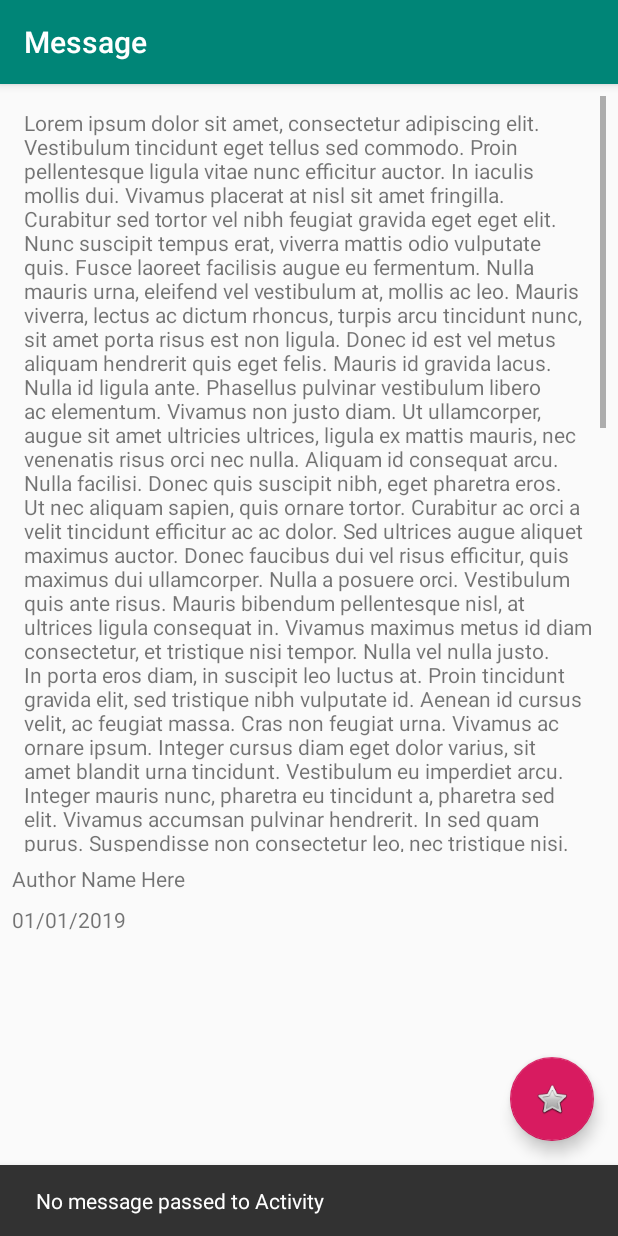
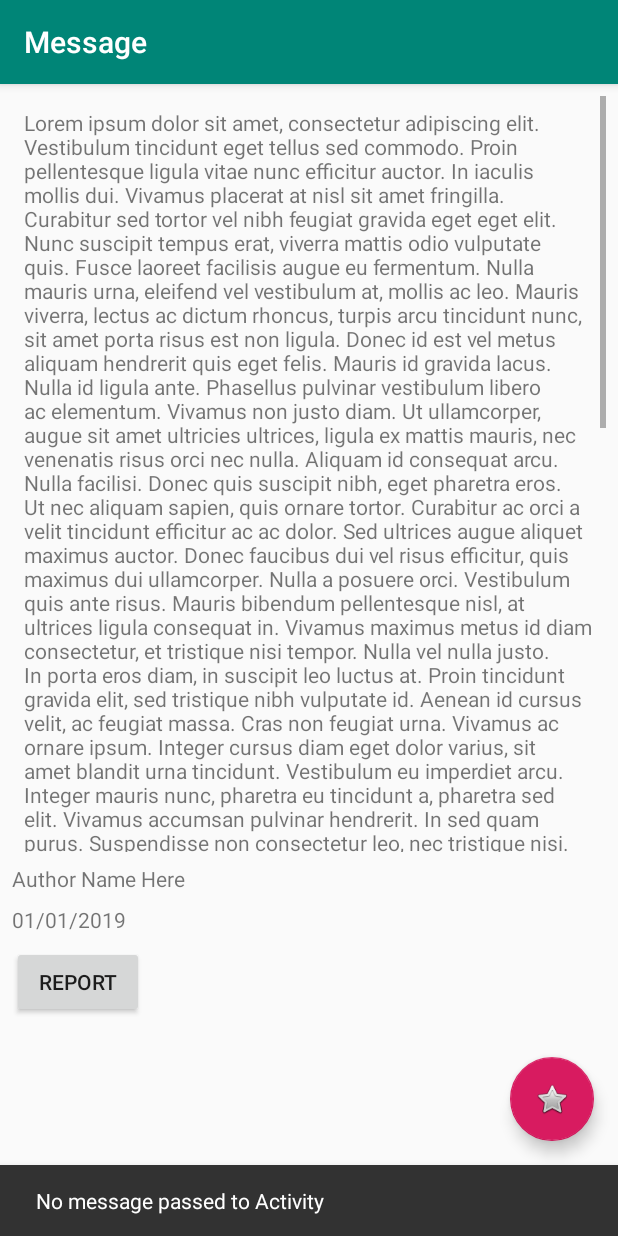
Before and after one commit to toastymmm/mobile, an Android app: the MessageDetailActivity screen opened directly, with no data from a screen before it, on a phone screen of 412 x 824 dp. Run offline under Robolectric (Android 15) with nearby library versions, the phone set to English and light mode, and no system bars.

Commit message:
WIP impl report functionality

```diff
--- a/app/src/main/res/layout/content_message_detail.xml
+++ b/app/src/main/res/layout/content_message_detail.xml
@@ -61,4 +61,15 @@
         android:text="01/01/2019"
         app:layout_constraintStart_toStartOf="parent"
         app:layout_constraintTop_toBottomOf="@+id/message_detail_author" />
+
+    <Button
+        android:id="@+id/report_button"
+        android:layout_width="wrap_content"
+        android:layout_height="wrap_content"
+        android:layout_marginStart="8dp"
+        android:layout_marginTop="8dp"
+        android:text="@string/report_button"
+        app:layout_constraintStart_toStartOf="parent"
+        app:layout_constraintTop_toBottomOf="@+id/message_detail_date" />
+
 </androidx.constraintlayout.widget.ConstraintLayout>
--- a/app/src/main/res/values/strings.xml
+++ b/app/src/main/res/values/strings.xml
@@ -35,4 +35,7 @@
     <string name="team_members">Charles Bailey (API/Backend)\nJasper Chong (API/Backend)\nNikolaus Dunn (API/Backend/Web)\nBradley Glaser (Mobile/Project Manager)\nDavid Harmeyer(Mobile)\nHeath Milligan (Web)\nSydney Munro (Backend/Web)\nJuan Parra (Web)\nSpencer Ross (Mobile)</string>
     <string name="title_activity_create_message">CreateMessageActivity</string>
     <string name="must_not_be_empty">Message must not be empty!</string>
+    <string name="report_button">Report</string>
+    <string name="report_confirmation">Report message?</string>
+    <string name="cancel_button">Cancel</string>
 </resources>
```
Also changed, not shown: app/src/main/java/toasty/messageinabottle/MessageDetailActivity.java (+42 -1 lines).
